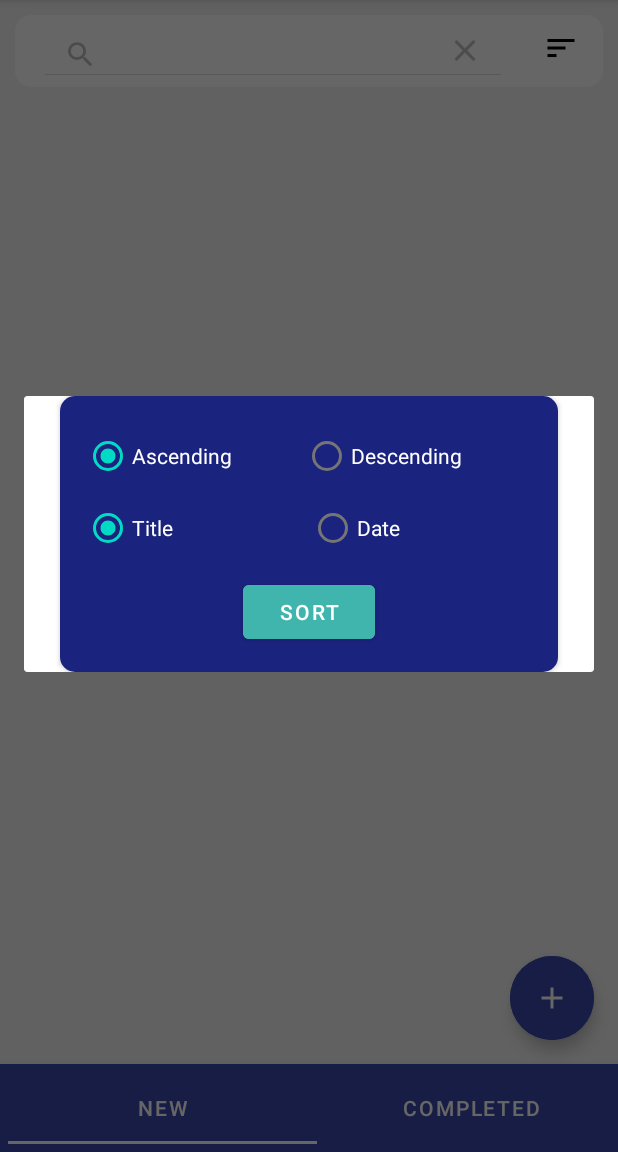
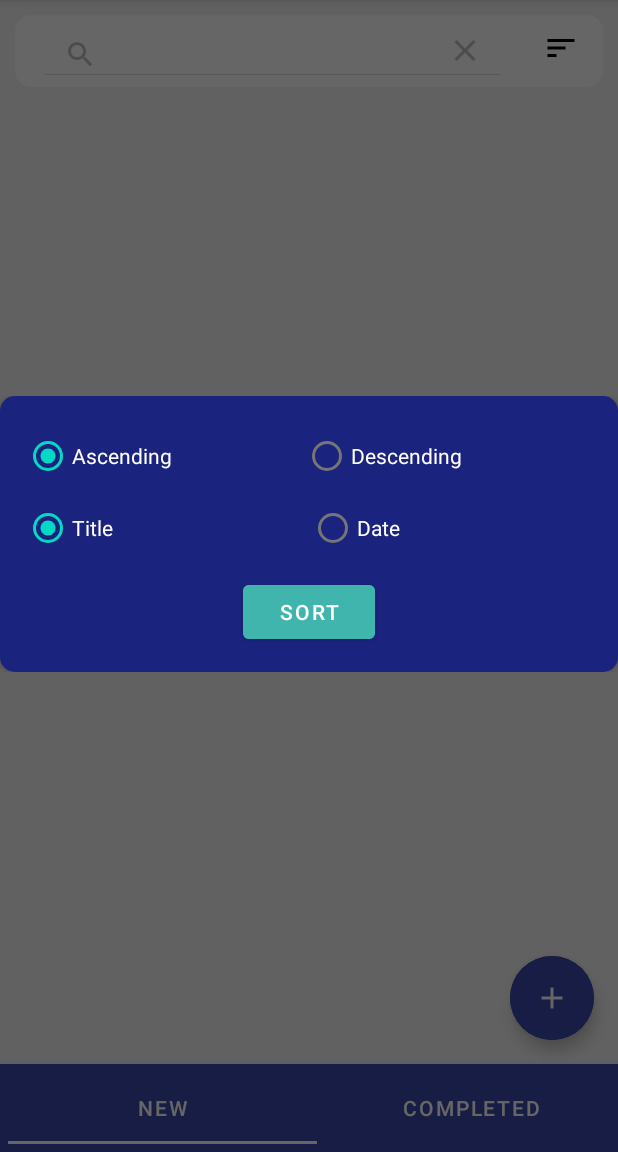
Before and after one commit to x1ang77/WordPadSubmission, an Android app: the screen it shows after launch (MainActivity), after a tap on an icon or button, on a phone screen of 412 x 824 dp, the part 84-1236 px from its top. Run offline under Robolectric (Android 15) with nearby library versions, the phone set to English and light mode, and no system bars; 1 other tap on this screen came first.

Commit message:
Second commit

```diff
--- a/app/src/main/java/com/caaron/wordpad_project/ui/NewWordFragment.kt
+++ b/app/src/main/java/com/caaron/wordpad_project/ui/NewWordFragment.kt
@@ -2,6 +2,8 @@ package com.caaron.wordpad_project.ui
 
 import android.annotation.SuppressLint
 import android.app.Dialog
+import android.graphics.Color
+import android.graphics.drawable.ColorDrawable
 import android.os.Bundle
 import android.util.Log
 import androidx.fragment.app.Fragment
@@ -114,9 +116,10 @@ class NewWordFragment private constructor() : Fragment() {
 //        }
 
         binding.search.btnSort.setOnClickListener{
-            val dialogBinding = layoutInflater.inflate(R.layout.item_layout_alert,null)
+            val dialogBinding = layoutInflater.inflate(R.layout.item_layout_alert,null,false)
 
-            val myDialog = Dialog(requireContext())
+            val myDialog = Dialog(requireContext(),R.style.DataBinding_AlertDialog)
+            myDialog.window?.setBackgroundDrawable(ColorDrawable(Color.TRANSPARENT))
             myDialog.setContentView(dialogBinding)
             myDialog.setCancelable(true)
             myDialog.show()
@@ -129,7 +132,6 @@ class NewWordFragment private constructor() : Fragment() {
                 val radioButton2 = myDialog.findViewById<RadioButton>(radioId2)
                 val radioButtonText1 = radioButton1.text
                 val radioButtonText2 = radioButton2.text
-                Log.d("idkwtfimdoing","$radioButtonText1,$radioButtonText2")
                 sortrefresh(radioButtonText1.toString(),radioButtonText2.toString())
                 myDialog.hide()
             }
--- a/app/src/main/res/layout/item_layout_alert.xml
+++ b/app/src/main/res/layout/item_layout_alert.xml
@@ -3,13 +3,14 @@
     xmlns:app="http://schemas.android.com/apk/res-auto"
     android:layout_width="match_parent"
     android:layout_height="match_parent"
+    android:background="#00000000"
     android:gravity="center">
 
     <androidx.cardview.widget.CardView
         android:layout_width="match_parent"
         app:cardCornerRadius="10dp"
         android:layout_height="wrap_content"
-        android:layout_marginHorizontal="24dp">
+        android:backgroundTint="#00000000">
         <LinearLayout
             android:padding="16dp"
             android:background="@color/darkBlue"
```
